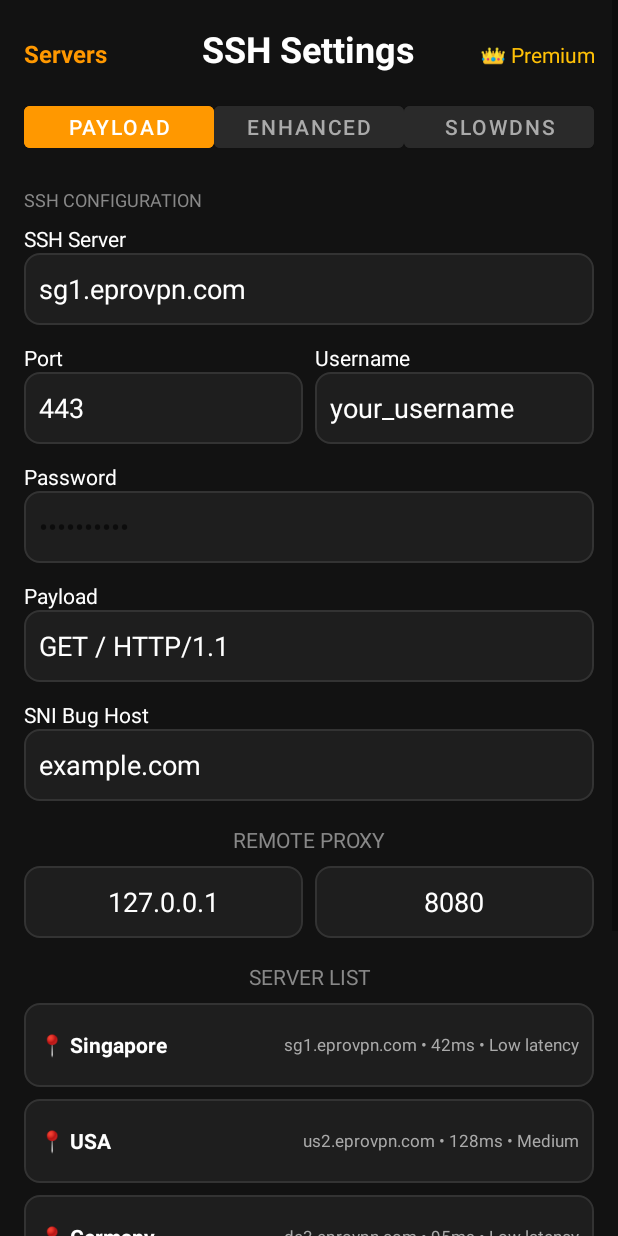
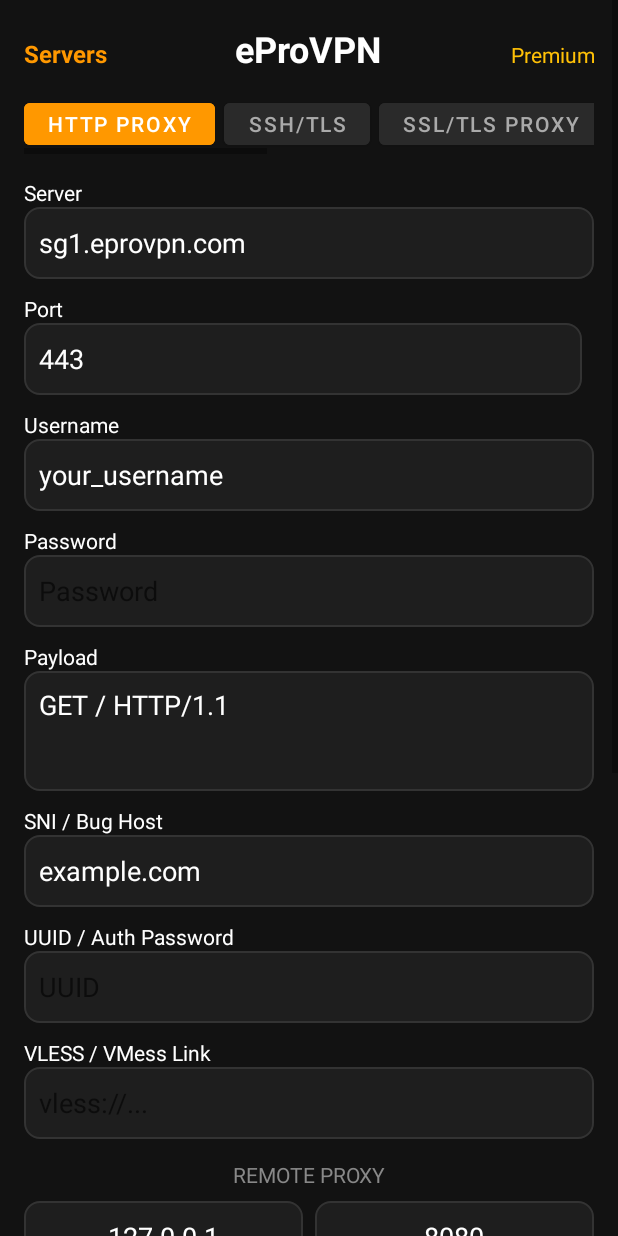
Before and after one commit to Getvinix/eProVPN, an Android app: the layout activity_main.xml on its own in the app's theme, with its tools: preview values and no code run, on a phone screen of 412 x 824 dp. Run offline under Robolectric (Android 15) with nearby library versions, the phone set to English and light mode, and no system bars.

Commit message:
Update activity_main.xml

```diff
--- a/app/src/main/res/layout/activity_main.xml
+++ b/app/src/main/res/layout/activity_main.xml
@@ -1,72 +1,89 @@
 <?xml version="1.0" encoding="utf-8"?>
 <ScrollView xmlns:android="http://schemas.android.com/apk/res/android"
-    android:layout_width="match_parent"
-    android:layout_height="match_parent"
-    android:background="#121212"
-    android:fillViewport="true">
-
-    <LinearLayout
-        android:layout_width="match_parent"
-        android:layout_height="wrap_content"
-        android:orientation="vertical"
-        android:padding="16dp">
+    android:layout_width="match_parent" android:layout_height="match_parent"
+    android:background="#121212" android:fillViewport="true">
+    <LinearLayout android:layout_width="match_parent" android:layout_height="wrap_content" android:orientation="vertical" android:padding="16dp">
 
         <LinearLayout android:layout_width="match_parent" android:layout_height="wrap_content" android:orientation="horizontal">
             <TextView android:id="@+id/btnServers" android:layout_width="0dp" android:layout_weight="1" android:layout_height="wrap_content" android:text="Servers" android:textColor="#FF9800" android:textSize="16sp" android:textStyle="bold"/>
-            <TextView android:text="SSH Settings" android:layout_width="wrap_content" android:layout_height="wrap_content" android:textColor="#FFFFFF" android:textSize="24sp" android:textStyle="bold"/>
-            <TextView android:id="@+id/btnPremium" android:layout_width="0dp" android:layout_weight="1" android:layout_height="wrap_content" android:text="👑 Premium" android:textColor="#FFC107" android:textSize="14sp" android:gravity="end"/>
+            <TextView android:text="eProVPN" android:layout_width="wrap_content" android:layout_height="wrap_content" android:textColor="#FFFFFF" android:textSize="24sp" android:textStyle="bold"/>
+            <TextView android:id="@+id/btnPremium" android:layout_width="0dp" android:layout_weight="1" android:layout_height="wrap_content" android:text="Premium" android:textColor="#FFC107" android:textSize="14sp" android:gravity="end"/>
         </LinearLayout>
 
-        <!-- TABS -->
-        <LinearLayout android:layout_width="match_parent" android:layout_height="wrap_content" android:orientation="horizontal" android:layout_marginTop="16dp">
-            <Button android:id="@+id/btnPayload" android:layout_width="0dp" android:layout_weight="1" android:layout_height="40dp" android:text="Payload" android:backgroundTint="#FF9800" android:textColor="#FFFFFF"/>
-            <Button android:id="@+id/btnTls" android:layout_width="0dp" android:layout_weight="1" android:layout_height="40dp" android:text="Enhanced TLS" android:backgroundTint="#2A2A2A" android:textColor="#AAAAAA"/>
-            <Button android:id="@+id/btnSlowDns" android:layout_width="0dp" android:layout_weight="1" android:layout_height="40dp" android:text="SlowDNS" android:backgroundTint="#2A2A2A" android:textColor="#AAAAAA"/>
-        </LinearLayout>
+        <!-- MODES SCROLL -->
+        <HorizontalScrollView android:layout_width="match_parent" android:layout_height="wrap_content" android:layout_marginTop="14dp">
+            <LinearLayout android:layout_width="wrap_content" android:layout_height="wrap_content" android:orientation="horizontal">
+                <Button android:id="@+id/btnHttpProxy" android:layout_width="wrap_content" android:layout_height="40dp" android:text="HTTP Proxy" android:backgroundTint="#FF9800" android:textColor="#FFFFFF"/>
+                <Button android:id="@+id/btnSshTls" android:layout_width="wrap_content" android:layout_height="40dp" android:text="SSH/TLS" android:backgroundTint="#2A2A2A" android:textColor="#AAAAAA" android:layout_marginStart="6dp"/>
+                <Button android:id="@+id/btnSslProxy" android:layout_width="wrap_content" android:layout_height="40dp" android:text="SSL/TLS Proxy" android:backgroundTint="#2A2A2A" android:textColor="#AAAAAA" android:layout_marginStart="6dp"/>
+                <Button android:id="@+id/btnV2ray" android:layout_width="wrap_content" android:layout_height="40dp" android:text="V2Ray/Xray" android:backgroundTint="#2A2A2A" android:textColor="#AAAAAA" android:layout_marginStart="6dp"/>
+                <Button android:id="@+id/btnHysteria" android:layout_width="wrap_content" android:layout_height="40dp" android:text="Hysteria" android:backgroundTint="#2A2A2A" android:textColor="#AAAAAA" android:layout_marginStart="6dp"/>
+                <Button android:id="@+id/btnPsiphon" android:layout_width="wrap_content" android:layout_height="40dp" android:text="Psiphon" android:backgroundTint="#2A2A2A" android:textColor="#AAAAAA" android:layout_marginStart="6dp"/>
+                <Button android:id="@+id/btnShadowsocks" android:layout_width="wrap_content" android:layout_height="40dp" android:text="Shadowsocks" android:backgroundTint="#2A2A2A" android:textColor="#AAAAAA" android:layout_marginStart="6dp"/>
+            </LinearLayout>
+        </HorizontalScrollView>
 
-        <TextView android:text="SSH CONFIGURATION" android:textColor="#888888" android:textSize="12sp" android:layout_marginTop="20dp" android:layout_width="wrap_content" android:layout_height="wrap_content"/>
-        <TextView android:text="SSH Server" android:textColor="#FFFFFF" android:layout_marginTop="8dp" android:layout_width="wrap_content" android:layout_height="wrap_content"/>
+        <TextView android:text="Server" android:textColor="#FFFFFF" android:layout_marginTop="16dp" android:layout_width="wrap_content" android:layout_height="wrap_content"/>
         <EditText android:id="@+id/etServer" android:layout_width="match_parent" android:layout_height="48dp" android:text="sg1.eprovpn.com" android:textColor="#FFFFFF" android:background="@drawable/input_bg" android:padding="10dp"/>
 
-        <LinearLayout android:layout_width="match_parent" android:layout_height="wrap_content" android:orientation="horizontal" android:layout_marginTop="12dp">
+        <LinearLayout android:layout_width="match_parent" android:layout_height="wrap_content" android:orientation="horizontal" android:layout_marginTop="10dp">
             <LinearLayout android:layout_width="0dp" android:layout_weight="1" android:layout_height="wrap_content" android:orientation="vertical" android:layout_marginEnd="8dp">
                 <TextView android:text="Port" android:textColor="#FFFFFF" android:layout_width="wrap_content" android:layout_height="wrap_content"/>
                 <EditText android:id="@+id/etPort" android:layout_width="match_parent" android:layout_height="48dp" android:text="443" android:textColor="#FFFFFF" android:background="@drawable/input_bg" android:padding="10dp"/>
             </LinearLayout>
-            <LinearLayout android:layout_width="0dp" android:layout_weight="1" android:layout_height="wrap_content" android:orientation="vertical">
-                <TextView android:text="Username" android:textColor="#FFFFFF" android:layout_width="wrap_content" android:layout_height="wrap_content"/>
-                <EditText android:id="@+id/etUsername" android:layout_width="match_parent" android:layout_height="48dp" android:text="your_username" android:textColor="#FFFFFF" android:background="@drawable/input_bg" android:padding="10dp"/>
+            <LinearLayout android:id="@+id/layoutSsMethod" android:layout_width="0dp" android:layout_weight="1" android:layout_height="wrap_content" android:orientation="vertical" android:visibility="gone">
+                <TextView android:text="Method" android:textColor="#FFFFFF" android:layout_width="wrap_content" android:layout_height="wrap_content"/>
+                <EditText android:id="@+id/etSsMethod" android:layout_width="match_parent" android:layout_height="48dp" android:text="aes-256-gcm" android:textColor="#FFFFFF" android:background="@drawable/input_bg" android:padding="10dp"/>
             </LinearLayout>
         </LinearLayout>
 
-        <TextView android:text="Password" android:textColor="#FFFFFF" android:layout_marginTop="12dp" android:layout_width="wrap_content" android:layout_height="wrap_content"/>
-        <EditText android:id="@+id/etPassword" android:layout_width="match_parent" android:layout_height="48dp" android:hint="••••••••••" android:textColor="#FFFFFF" android:inputType="textPassword" android:background="@drawable/input_bg" android:padding="10dp"/>
+        <LinearLayout android:id="@+id/layoutUserPass" android:layout_width="match_parent" android:layout_height="wrap_content" android:orientation="vertical">
+            <TextView android:text="Username" android:textColor="#FFFFFF" android:layout_marginTop="10dp" android:layout_width="wrap_content" android:layout_height="wrap_content"/>
+            <EditText android:id="@+id/etUsername" android:layout_width="match_parent" android:layout_height="48dp" android:text="your_username" android:textColor="#FFFFFF" android:background="@drawable/input_bg" android:padding="10dp"/>
+            <TextView android:text="Password" android:textColor="#FFFFFF" android:layout_marginTop="10dp" android:layout_width="wrap_content" android:layout_height="wrap_content"/>
+            <EditText android:id="@+id/etPassword" android:layout_width="match_parent" android:layout_height="48dp" android:hint="Password" android:textColor="#FFFFFF" android:inputType="textPassword" android:background="@drawable/input_bg" android:padding="10dp"/>
+        </LinearLayout>
 
-        <TextView android:text="Payload" android:textColor="#FFFFFF" android:layout_marginTop="12dp" android:layout_width="wrap_content" android:layout_height="wrap_content"/>
-        <EditText android:id="@+id/etPayload" android:layout_width="match_parent" android:layout_height="48dp" android:text="GET / HTTP/1.1" android:textColor="#FFFFFF" android:background="@drawable/input_bg" android:padding="10dp"/>
+        <LinearLayout android:id="@+id/layoutPayload" android:layout_width="match_parent" android:layout_height="wrap_content" android:orientation="vertical">
+            <TextView android:text="Payload" android:textColor="#FFFFFF" android:layout_marginTop="10dp" android:layout_width="wrap_content" android:layout_height="wrap_content"/>
+            <EditText android:id="@+id/etPayload" android:layout_width="match_parent" android:layout_height="80dp" android:text="GET / HTTP/1.1" android:textColor="#FFFFFF" android:background="@drawable/input_bg" android:padding="10dp" android:gravity="top"/>
+        </LinearLayout>
 
-        <TextView android:text="SNI Bug Host" android:textColor="#FFFFFF" android:layout_marginTop="12dp" android:layout_width="wrap_content" android:layout_height="wrap_content"/>
-        <EditText android:id="@+id/etSni" android:layout_width="match_parent" android:layout_height="48dp" android:text="example.com" android:textColor="#FFFFFF" android:background="@drawable/input_bg" android:padding="10dp"/>
+        <LinearLayout android:id="@+id/layoutSni" android:layout_width="match_parent" android:layout_height="wrap_content" android:orientation="vertical">
+            <TextView android:text="SNI / Bug Host" android:textColor="#FFFFFF" android:layout_marginTop="10dp" android:layout_width="wrap_content" android:layout_height="wrap_content"/>
+            <EditText android:id="@+id/etSni" android:layout_width="match_parent" android:layout_height="48dp" android:text="example.com" android:textColor="#FFFFFF" android:background="@drawable/input_bg" android:padding="10dp"/>
+        </LinearLayout>
 
-        <TextView android:text="REMOTE PROXY" android:textColor="#888888" android:gravity="center" android:layout_marginTop="16dp" android:layout_width="match_parent" android:layout_height="wrap_content"/>
-        <LinearLayout android:layout_width="match_parent" android:layout_height="wrap_content" android:orientation="horizontal" android:layout_marginTop="8dp">
-            <EditText android:id="@+id/etRemoteProxy" android:layout_width="0dp" android:layout_weight="1" android:layout_height="48dp" android:text="127.0.0.1" android:gravity="center" android:textColor="#FFFFFF" android:background="@drawable/input_bg" android:layout_marginEnd="8dp"/>
-            <EditText android:id="@+id/etRemotePort" android:layout_width="0dp" android:layout_weight="1" android:layout_height="48dp" android:text="8080" android:gravity="center" android:textColor="#FFFFFF" android:background="@drawable/input_bg"/>
+        <LinearLayout android:id="@+id/layoutUuid" android:layout_width="match_parent" android:layout_height="wrap_content" android:orientation="vertical">
+            <TextView android:text="UUID / Auth Password" android:textColor="#FFFFFF" android:layout_marginTop="10dp" android:layout_width="wrap_content" android:layout_height="wrap_content"/>
+            <EditText android:id="@+id/etUuid" android:layout_width="match_parent" android:layout_height="48dp" android:hint="UUID" android:textColor="#FFFFFF" android:background="@drawable/input_bg" android:padding="10dp"/>
+        </LinearLayout>
+
+        <LinearLayout android:id="@+id/layoutVless" android:layout_width="match_parent" android:layout_height="wrap_content" android:orientation="vertical">
+            <TextView android:text="VLESS / VMess Link" android:textColor="#FFFFFF" android:layout_marginTop="10dp" android:layout_width="wrap_content" android:layout_height="wrap_content"/>
+            <EditText android:id="@+id/etVlessLink" android:layout_width="match_parent" android:layout_height="48dp" android:hint="vless://..." android:textColor="#FFFFFF" android:background="@drawable/input_bg" android:padding="10dp"/>
+        </LinearLayout>
+
+        <LinearLayout android:id="@+id/layoutRemote" android:layout_width="match_parent" android:layout_height="wrap_content" android:orientation="vertical">
+            <TextView android:text="REMOTE PROXY" android:textColor="#888888" android:gravity="center" android:layout_marginTop="14dp" android:layout_width="match_parent" android:layout_height="wrap_content"/>
+            <LinearLayout android:layout_width="match_parent" android:layout_height="wrap_content" android:orientation="horizontal" android:layout_marginTop="8dp">
+                <EditText android:id="@+id/etRemoteProxy" android:layout_width="0dp" android:layout_weight="1" android:layout_height="48dp" android:text="127.0.0.1" android:gravity="center" android:textColor="#FFFFFF" android:background="@drawable/input_bg" android:layout_marginEnd="8dp"/>
+                <EditText android:id="@+id/etRemotePort" android:layout_width="0dp" android:layout_weight="1" android:layout_height="48dp" android:text="8080" android:gravity="center" android:textColor="#FFFFFF" android:background="@drawable/input_bg"/>
+            </LinearLayout>
         </LinearLayout>
 
         <TextView android:text="SERVER LIST" android:textColor="#888888" android:gravity="center" android:layout_marginTop="16dp" android:layout_width="match_parent" android:layout_height="wrap_content"/>
-
         <LinearLayout android:id="@+id/serverSingapore" android:layout_width="match_parent" android:layout_height="56dp" android:orientation="horizontal" android:background="@drawable/input_bg" android:padding="10dp" android:layout_marginTop="8dp" android:gravity="center_vertical">
-            <TextView android:text="📍 Singapore" android:textColor="#FFFFFF" android:textStyle="bold" android:layout_width="0dp" android:layout_weight="1" android:layout_height="wrap_content"/>
-            <TextView android:text="sg1.eprovpn.com • 42ms • Low latency" android:textColor="#AAAAAA" android:textSize="11sp" android:layout_width="wrap_content" android:layout_height="wrap_content"/>
+            <TextView android:text="Singapore" android:textColor="#FFFFFF" android:textStyle="bold" android:layout_width="0dp" android:layout_weight="1" android:layout_height="wrap_content"/>
+            <TextView android:text="sg1.eprovpn.com • 42ms" android:textColor="#AAAAAA" android:textSize="11sp" android:layout_width="wrap_content" android:layout_height="wrap_content"/>
         </LinearLayout>
         <LinearLayout android:id="@+id/serverUSA" android:layout_width="match_parent" android:layout_height="56dp" android:orientation="horizontal" android:background="@drawable/input_bg" android:padding="10dp" android:layout_marginTop="8dp" android:gravity="center_vertical">
-            <TextView android:text="📍 USA" android:textColor="#FFFFFF" android:textStyle="bold" android:layout_width="0dp" android:layout_weight="1" android:layout_height="wrap_content"/>
-            <TextView android:text="us2.eprovpn.com • 128ms • Medium" android:textColor="#AAAAAA" android:textSize="11sp" android:layout_width="wrap_content" android:layout_height="wrap_content"/>
+            <TextView android:text="USA" android:textColor="#FFFFFF" android:textStyle="bold" android:layout_width="0dp" android:layout_weight="1" android:layout_height="wrap_content"/>
+            <TextView android:text="us2.eprovpn.com • 128ms" android:textColor="#AAAAAA" android:textSize="11sp" android:layout_width="wrap_content" android:layout_height="wrap_content"/>
         </LinearLayout>
         <LinearLayout android:id="@+id/serverGermany" android:layout_width="match_parent" android:layout_height="56dp" android:orientation="horizontal" android:background="@drawable/input_bg" android:padding="10dp" android:layout_marginTop="8dp" android:gravity="center_vertical">
-            <TextView android:text="📍 Germany" android:textColor="#FFFFFF" android:textStyle="bold" android:layout_width="0dp" android:layout_weight="1" android:layout_height="wrap_content"/>
-            <TextView android:text="de3.eprovpn.com • 95ms • Low latency" android:textColor="#AAAAAA" android:textSize="11sp" android:layout_width="wrap_content" android:layout_height="wrap_content"/>
+            <TextView android:text="Germany" android:textColor="#FFFFFF" android:textStyle="bold" android:layout_width="0dp" android:layout_weight="1" android:layout_height="wrap_content"/>
+            <TextView android:text="de3.eprovpn.com • 95ms" android:textColor="#AAAAAA" android:textSize="11sp" android:layout_width="wrap_content" android:layout_height="wrap_content"/>
         </LinearLayout>
 
         <TextView android:text="CONNECTION LOG" android:textColor="#888888" android:gravity="center" android:layout_marginTop="16dp" android:layout_width="match_parent" android:layout_height="wrap_content"/>
```
